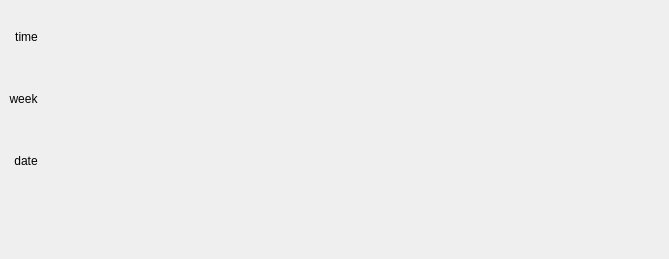
The window that ui/mainwindow.ui (niuyuxin/infoScreen) describes before a commit, drawn with Qt 5.
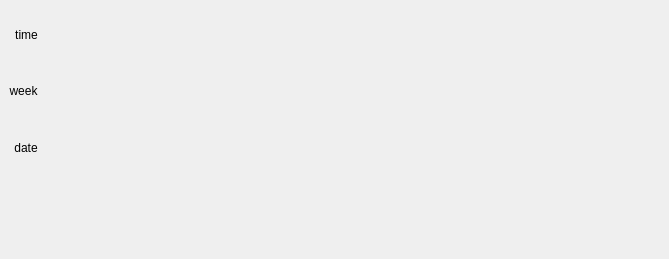
The same window after the commit.

Commit message: move logo to up little

Patch:
```diff
--- a/ui/mainwindow.ui
+++ b/ui/mainwindow.ui
@@ -41,6 +41,9 @@
       <enum>QFrame::Raised</enum>
      </property>
      <layout class="QVBoxLayout" name="dateTimeLayout">
+      <property name="bottomMargin">
+       <number>30</number>
+      </property>
       <item>
        <widget class="QLabel" name="timeLabel">
         <property name="sizePolicy">
```
The commit also changes 2 other files.
